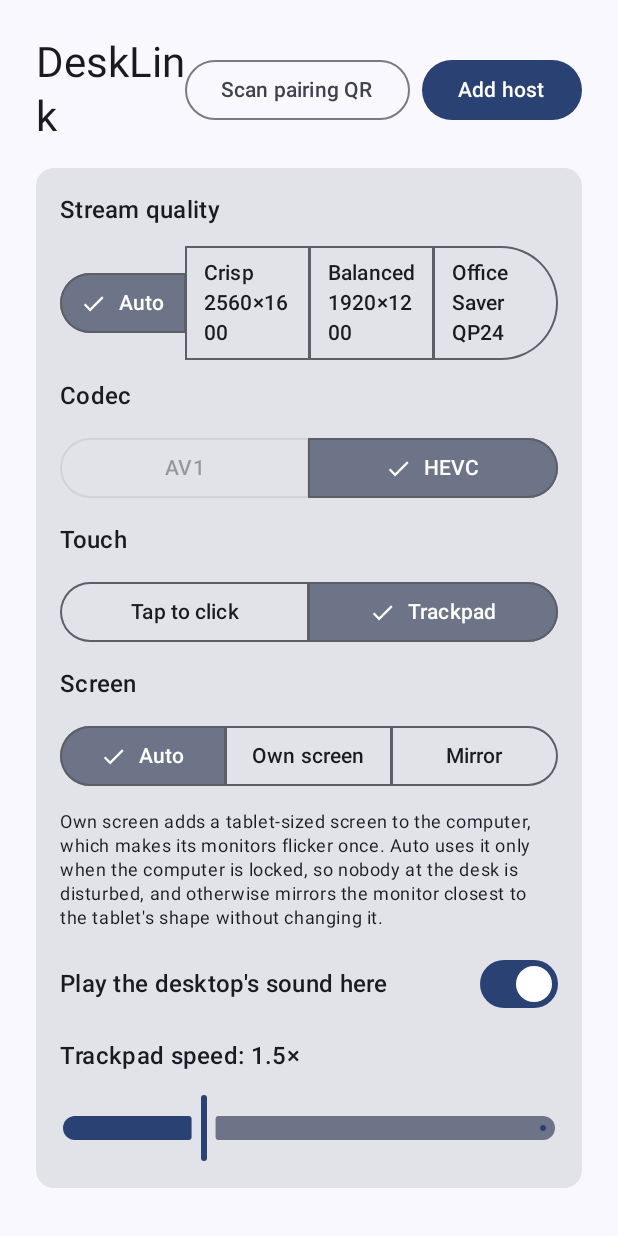
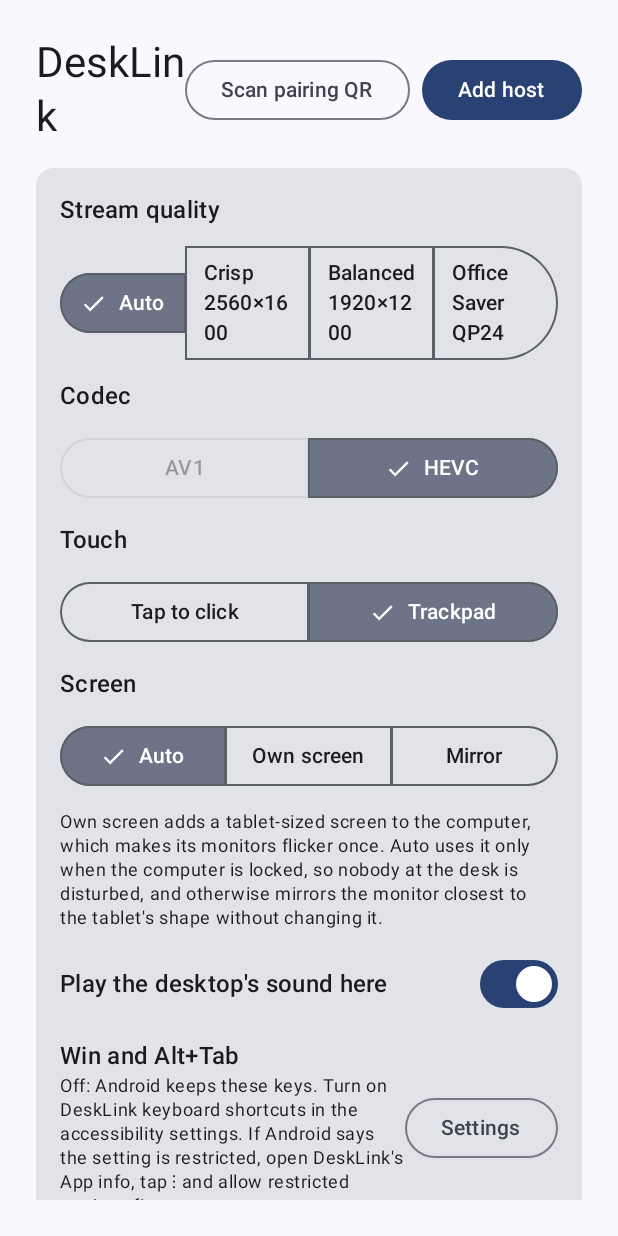
Before and after one commit to jsnjack/desklink, an Android app built with Jetpack Compose: the screen it shows after launch (MainActivity), after a tap on "Trackpad", on a phone screen of 412 x 824 dp. Run offline under Robolectric (Android 15) with nearby library versions, the phone set to English and light mode, and no system bars; libraries missing offline, so code that uses them is left out: com.google.mlkit.vision.

Commit message:
m Send Win, Win+key and Alt+Tab from the tablet's keyboard
Android 16 keeps these shortcuts before any app sees them (getevent shows
the keyboard sending them; the activity never got them). An optional
accessibility service, switched on once from the new "Win and Alt+Tab" row
in the settings card, receives physical keys before Android's shortcuts and
hands them to the mapper only while a session is on screen, focused and
with the HUD closed; every other key goes on to Android. It reads no window
content and gets no accessibility events.

```diff
--- a/android/app/src/main/java/com/desklink/client/MainActivity.kt
+++ b/android/app/src/main/java/com/desklink/client/MainActivity.kt
@@ -24,6 +24,7 @@ import com.desklink.client.input.InputView
 import com.desklink.client.ui.AppViewModel
 import com.desklink.client.ui.ConnectScreen
 import com.desklink.client.ui.StreamScreen
+import com.desklink.client.input.KeyCapture
 
 /**
  * Hosts the connect screen and the stream. While streaming the window is
@@ -93,6 +94,25 @@ class MainActivity : ComponentActivity() {
         return super.dispatchKeyEvent(event)
     }
 
+    override fun onResume() {
+        super.onResume()
+        KeyCapture.sink = ::captureKey
+    }
+
+    override fun onPause() {
+        KeyCapture.sink = null
+        super.onPause()
+    }
+
+    /**
+     * A physical key from [com.desklink.client.input.KeyCaptureService], before
+     * Android's shortcuts: taken for the desktop while a session is on screen
+     * with the HUD closed, so Win and Alt+Tab reach it too.
+     */
+    private fun captureKey(event: KeyEvent): Boolean =
+        hasWindowFocus() && vm.session.value != null && !vm.hudOpen.value &&
+            vm.mapper.isHardwareKeyboard(event) && vm.mapper.onKeyEvent(event)
+
     override fun onKeyShortcut(keyCode: Int, event: KeyEvent): Boolean =
         vm.session.value != null && !vm.hudOpen.value || super.onKeyShortcut(keyCode, event)
 
--- a/android/app/src/main/java/com/desklink/client/input/InputMapper.kt
+++ b/android/app/src/main/java/com/desklink/client/input/InputMapper.kt
@@ -437,7 +437,8 @@ class InputMapper(
         return tool == MotionEvent.TOOL_TYPE_STYLUS || tool == MotionEvent.TOOL_TYPE_ERASER
     }
 
-    private fun isHardwareKeyboard(e: KeyEvent): Boolean {
+    /** Whether the key comes from a physical keyboard rather than the soft keyboard. */
+    fun isHardwareKeyboard(e: KeyEvent): Boolean {
         val d = e.device ?: return false
         return !d.isVirtual && d.keyboardType == InputDevice.KEYBOARD_TYPE_ALPHABETIC
     }
--- /dev/null
+++ b/android/app/src/main/java/com/desklink/client/input/KeyCaptureService.kt
@@ -0,0 +1,41 @@
+package com.desklink.client.input
+
+import android.accessibilityservice.AccessibilityService
+import android.accessibilityservice.AccessibilityServiceInfo
+import android.content.ComponentName
+import android.content.Context
+import android.view.KeyEvent
+import android.view.accessibility.AccessibilityEvent
+import android.view.accessibility.AccessibilityManager
+
+/**
+ * Receives hardware keyboard keys before Android's own shortcuts, which keep
+ * Win, every Win+key combination and Alt+Tab from ever reaching an app. It
+ * hands each key to [KeyCapture]; only while a session is on screen does that
+ * take it for the desktop, otherwise the key goes on to Android untouched.
+ * It reads no window content and gets no accessibility events.
+ */
+class KeyCaptureService : AccessibilityService() {
+    override fun onKeyEvent(event: KeyEvent): Boolean = KeyCapture.route(event)
+
+    override fun onAccessibilityEvent(event: AccessibilityEvent?) = Unit
+
+    override fun onInterrupt() = Unit
+}
+
+/** Routes keys from [KeyCaptureService] to the session that is on screen, if any. */
+object KeyCapture {
+    /** Takes a key for the desktop and returns true, or returns false to leave it to Android. */
+    @Volatile
+    var sink: ((KeyEvent) -> Boolean)? = null
+
+    fun route(event: KeyEvent): Boolean = sink?.invoke(event) ?: false
+
+    /** Whether the user has switched the service on in the accessibility settings. */
+    fun enabled(context: Context): Boolean {
+        val me = ComponentName(context, KeyCaptureService::class.java)
+        val am = context.getSystemService(AccessibilityManager::class.java) ?: return false
+        return am.getEnabledAccessibilityServiceList(AccessibilityServiceInfo.FEEDBACK_ALL_MASK)
+            .any { it.resolveInfo.serviceInfo.let { s -> ComponentName(s.packageName, s.name) == me } }
+    }
+}
--- a/android/app/src/main/java/com/desklink/client/ui/ConnectScreen.kt
+++ b/android/app/src/main/java/com/desklink/client/ui/ConnectScreen.kt
@@ -58,6 +58,12 @@ import com.desklink.client.video.HardwareDecoder
 import com.google.mlkit.vision.barcode.common.Barcode
 import com.google.mlkit.vision.codescanner.GmsBarcodeScannerOptions
 import com.google.mlkit.vision.codescanner.GmsBarcodeScanning
+import android.content.ComponentName
+import android.content.Intent
+import android.provider.Settings
+import androidx.lifecycle.compose.LifecycleResumeEffect
+import com.desklink.client.input.KeyCapture
+import com.desklink.client.input.KeyCaptureService
 
 /** Saved hosts, pairing, stream presets and the pre-flight health check. */
 @Composable
@@ -230,6 +236,7 @@ private fun StreamSettings(vm: AppViewModel) {
                 Text(stringResource(R.string.label_play_audio), style = MaterialTheme.typography.titleMedium, modifier = Modifier.weight(1f))
                 Switch(checked = playAudio, onCheckedChange = vm::setPlayAudio)
             }
+            KeyCaptureRow()
             if (touchMode == TouchMode.TRACKPAD) {
                 Text(stringResource(R.string.label_sensitivity, sensitivity), style = MaterialTheme.typography.titleMedium)
                 Slider(value = sensitivity, onValueChange = vm::setSensitivity, valueRange = 0.5f..4f)
@@ -285,6 +292,30 @@ private fun HostCard(
     }
 }
 
+/** Whether Win and Alt+Tab reach the desktop, with a way to the setting that allows it. */
+@Composable
+private fun KeyCaptureRow() {
+    val context = LocalContext.current
+    var on by remember { mutableStateOf(KeyCapture.enabled(context)) }
+    LifecycleResumeEffect(Unit) {
+        on = KeyCapture.enabled(context)
+        onPauseOrDispose { }
+    }
+    Row(verticalAlignment = Alignment.CenterVertically) {
+        Column(Modifier.weight(1f)) {
+            Text(stringResource(R.string.label_key_capture), style = MaterialTheme.typography.titleMedium)
+            Text(stringResource(if (on) R.string.key_capture_on else R.string.key_capture_off), style = MaterialTheme.typography.bodySmall)
+        }
+        OutlinedButton(onClick = {
+            // The service's own page where Android offers it; the list of services otherwise.
+            val details = Intent("android.settings.ACCESSIBILITY_DETAILS_SETTINGS")
+                .putExtra(Intent.EXTRA_COMPONENT_NAME, ComponentName(context, KeyCaptureService::class.java).flattenToString())
+            runCatching { context.startActivity(details) }
+                .onFailure { context.startActivity(Intent(Settings.ACTION_ACCESSIBILITY_SETTINGS)) }
+        }) { Text(stringResource(R.string.action_key_capture_settings)) }
+    }
+}
+
 @Composable
 private fun AddHostDialog(onDismiss: () -> Unit, onAdd: (String, String, Int) -> Unit) {
     var name by remember { mutableStateOf("") }
--- a/android/app/src/main/res/values/strings.xml
+++ b/android/app/src/main/res/values/strings.xml
@@ -54,6 +54,13 @@
     <string name="action_check">Check</string>
     <string name="action_wake">Wake</string>
     <string name="action_forget">Forget</string>
+    <string name="key_capture_label">DeskLink keyboard shortcuts</string>
+    <string name="key_capture_summary">Sends Win, Win+key and Alt+Tab to your computer while DeskLink shows it</string>
+    <string name="key_capture_description">Android keeps Win, every Win+key combination and Alt+Tab for itself, so DeskLink cannot pass them to your computer. With this on, DeskLink receives the physical keyboard\'s keys first, but only takes them while a DeskLink session is on screen; at any other time every key goes to Android as usual. It reads no screen content and sends keys only to the computer you connected to.</string>
+    <string name="label_key_capture">Win and Alt+Tab</string>
+    <string name="key_capture_on">On: Win, Win+key and Alt+Tab go to the computer.</string>
+    <string name="key_capture_off">Off: Android keeps these keys. Turn on "DeskLink keyboard shortcuts" in the accessibility settings. If Android says the setting is restricted, open DeskLink\'s App info, tap ⋮ and allow restricted settings first.</string>
+    <string name="action_key_capture_settings">Settings</string>
     <string name="forget_title">Forget %1$s?</string>
     <string name="forget_paired">Remove %1$s and its pairing? %1$s also forgets this tablet, so connecting again needs a new PIN.</string>
     <string name="forget_unpaired">Remove %1$s from the list?</string>
```
Also changed, not shown: android/app/src/main/AndroidManifest.xml (+16 -0 lines), android/app/src/main/res/xml/key_capture_service.xml (added, +10 -0 lines), 2 other files.
